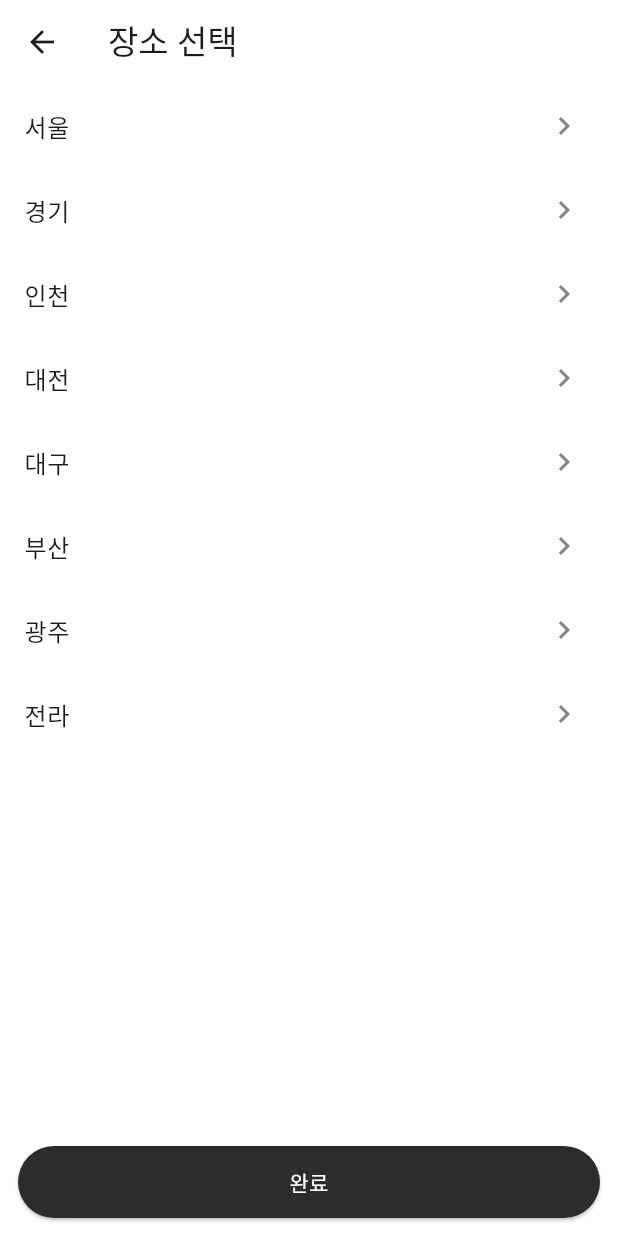
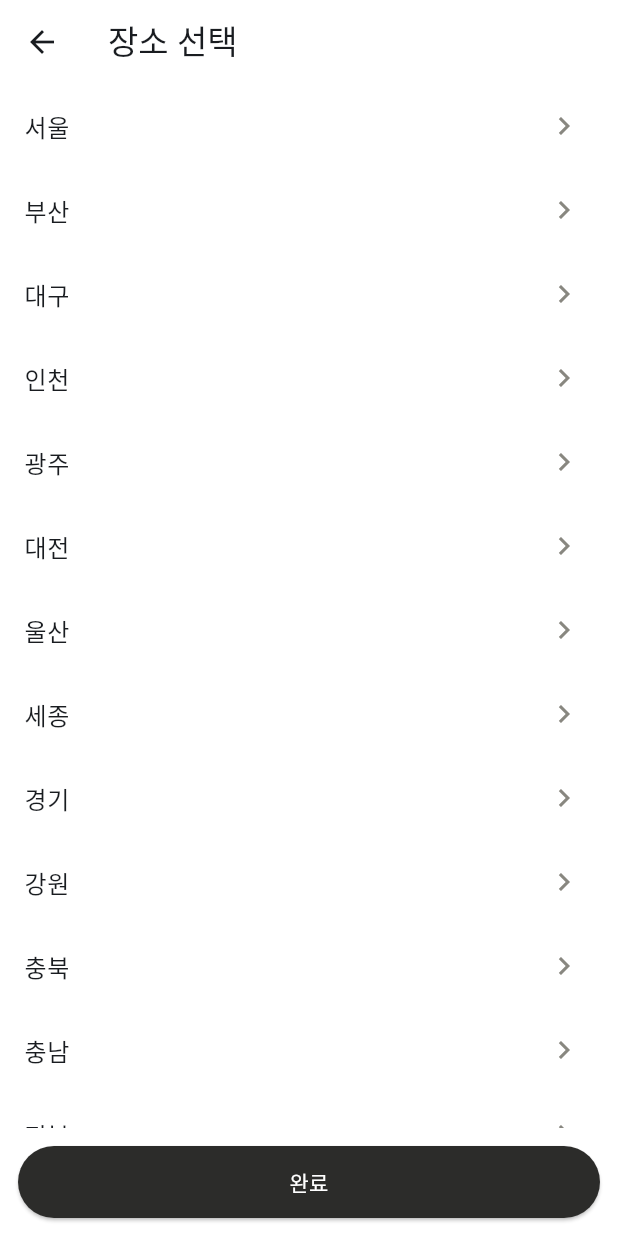
Before and after one commit to MoonOnYou/moija, a Flutter app: the LocationPickerScreen screen opened directly with empty values, on a phone screen of 412 x 824 dp. Run offline on Flutter 3.47's test engine with Material 3 defaults, Android fonts, the phone set to English and light mode, and no system bars; our stand-ins replace shared_preferences; accounts and stored records are empty; Roboto replaces fonts that are missing (Pretendard).

Commit message:
feat: expand location catalog to full nationwide 시·군
Co-Authored-By: Claude Opus 4.7 (1M context) <noreply@anthropic.com>

```diff
--- a/lib/data/location_catalog.dart
+++ b/lib/data/location_catalog.dart
@@ -1,13 +1,20 @@
 import '../models/location_node.dart';
 
-/// 대표 서브셋 장소 카탈로그(하드코딩). 전국 전수 데이터는 범위 밖.
+/// 전국 시/도 + 시·군(도) / 지하철 호선·구(광역시) 카탈로그.
 class LocationCatalog {
   static const List<String> regions = [
-    '서울', '경기', '인천', '대전', '대구', '부산', '광주', '전라',
+    '서울', '부산', '대구', '인천', '광주', '대전', '울산', '세종',
+    '경기', '강원', '충북', '충남', '전북', '전남', '경북', '경남', '제주',
   ];
 
-  static const Map<String, List<LocationNode>> _byRegion = {
-    '서울': [
+  /// 도(道)의 시·군 라벨 목록으로 `<도>-<라벨>` id의 노드를 만든다.
+  static List<LocationNode> _province(String region, List<String> labels) => [
+        for (final label in labels)
+          LocationNode(id: '$region-$label', label: label, region: region),
+      ];
+
+  static final Map<String, List<LocationNode>> _byRegion = {
+    '서울': const [
       LocationNode(id: 'seoul-line1', label: '1호선', region: '서울'),
       LocationNode(id: 'seoul-line2', label: '2호선', region: '서울'),
       LocationNode(id: 'seoul-line3', label: '3호선', region: '서울'),
@@ -18,34 +25,80 @@ class LocationCatalog {
       LocationNode(id: 'seoul-line8', label: '8호선', region: '서울'),
       LocationNode(id: 'seoul-line9', label: '9호선', region: '서울'),
     ],
-    '경기': [
-      LocationNode(id: 'gg-suwon', label: '수원시', region: '경기'),
-      LocationNode(id: 'gg-seongnam', label: '성남시', region: '경기'),
-      LocationNode(id: 'gg-goyang', label: '고양시', region: '경기'),
-      LocationNode(id: 'gg-yongin', label: '용인시', region: '경기'),
+    '부산': const [
+      LocationNode(id: 'busan-line1', label: '부산1호선', region: '부산'),
+      LocationNode(id: 'busan-line2', label: '부산2호선', region: '부산'),
+      LocationNode(id: 'busan-line3', label: '부산3호선', region: '부산'),
+      LocationNode(id: 'busan-line4', label: '부산4호선', region: '부산'),
     ],
-    '인천': [
+    '대구': const [
+      LocationNode(id: 'daegu-line1', label: '대구1호선', region: '대구'),
+      LocationNode(id: 'daegu-line2', label: '대구2호선', region: '대구'),
+      LocationNode(id: 'daegu-line3', label: '대구3호선', region: '대구'),
+    ],
+    '인천': const [
       LocationNode(id: 'incheon-line1', label: '인천1호선', region: '인천'),
       LocationNode(id: 'incheon-line2', label: '인천2호선', region: '인천'),
     ],
-    '대전': [
+    '광주': const [
+      LocationNode(id: 'gwangju-line1', label: '광주1호선', region: '광주'),
+    ],
+    '대전': const [
       LocationNode(id: 'daejeon-line1', label: '대전1호선', region: '대전'),
     ],
-    '대구': [
-      LocationNode(id: 'daegu-line1', label: '대구1호선', region: '대구'),
-      LocationNode(id: 'daegu-line2', label: '대구2호선', region: '대구'),
+    '울산': const [
+      LocationNode(id: 'ulsan-junggu', label: '중구', region: '울산'),
+      LocationNode(id: 'ulsan-namgu', label: '남구', region: '울산'),
+      LocationNode(id: 'ulsan-donggu', label: '동구', region: '울산'),
+      LocationNode(id: 'ulsan-bukgu', label: '북구', region: '울산'),
+      LocationNode(id: 'ulsan-uljugun', label: '울주군', region: '울산'),
     ],
-    '부산': [
-      LocationNode(id: 'busan-line1', label: '부산1호선', region: '부산'),
-      LocationNode(id: 'busan-line2', label: '부산2호선', region: '부산'),
+    '세종': const [
+      LocationNode(id: 'sejong', label: '세종시', region: '세종'),
     ],
-    '광주': [
-      LocationNode(id: 'gwangju-line1', label: '광주1호선', region: '광주'),
-    ],
-    '전라': [
-      LocationNode(id: 'jeolla-jeonju', label: '전주권', region: '전라'),
-      LocationNode(id: 'jeolla-yeosuncheon', label: '여수·순천권', region: '전라'),
-    ],
+    '경기': _province('경기', const [
+      '수원시', '성남시', '의정부시', '안양시', '부천시', '광명시', '평택시',
+      '동두천시', '안산시', '고양시', '과천시', '구리시', '남양주시', '오산시',
+      '시흥시', '군포시', '의왕시', '하남시', '용인시', '파주시', '이천시',
+      '안성시', '김포시', '화성시', '광주시', '양주시', '포천시', '여주시',
+      '연천군', '가평군', '양평군',
+    ]),
+    '강원': _province('강원', const [
+      '춘천시', '원주시', '강릉시', '동해시', '태백시', '속초시', '삼척시',
+      '홍천군', '횡성군', '영월군', '평창군', '정선군', '철원군', '화천군',
+      '양구군', '인제군', '고성군', '양양군',
+    ]),
+    '충북': _province('충북', const [
+      '청주시', '충주시', '제천시', '보은군', '옥천군', '영동군', '증평군',
+      '진천군', '괴산군', '음성군', '단양군',
+    ]),
+    '충남': _province('충남', const [
+      '천안시', '공주시', '보령시', '아산시', '서산시', '논산시', '계룡시',
+      '당진시', '금산군', '부여군', '서천군', '청양군', '홍성군', '예산군',
+      '태안군',
+    ]),
+    '전북': _province('전북', const [
+      '전주시', '군산시', '익산시', '정읍시', '남원시', '김제시', '완주군',
+      '진안군', '무주군', '장수군', '임실군', '순창군', '고창군', '부안군',
+    ]),
+    '전남': _province('전남', const [
+      '목포시', '여수시', '순천시', '나주시', '광양시', '담양군', '곡성군',
+      '구례군', '고흥군', '보성군', '화순군', '장흥군', '강진군', '해남군',
+      '영암군', '무안군', '함평군', '영광군', '장성군', '완도군', '진도군',
+      '신안군',
+    ]),
+    '경북': _province('경북', const [
+      '포항시', '경주시', '김천시', '안동시', '구미시', '영주시', '영천시',
+      '상주시', '문경시', '경산시', '의성군', '청송군', '영양군', '영덕군',
+      '청도군', '고령군', '성주군', '칠곡군', '예천군', '봉화군', '울진군',
+      '울릉군',
+    ]),
+    '경남': _province('경남', const [
+      '창원시', '진주시', '통영시', '사천시', '김해시', '밀양시', '거제시',
+      '양산시', '의령군', '함안군', '창녕군', '고성군', '남해군', '하동군',
+      '산청군', '함양군', '거창군', '합천군',
+    ]),
+    '제주': _province('제주', const ['제주시', '서귀포시']),
   };
 
   static List<LocationNode> nodesIn(String region) =>
```
Also changed, not shown: 1 other file.
